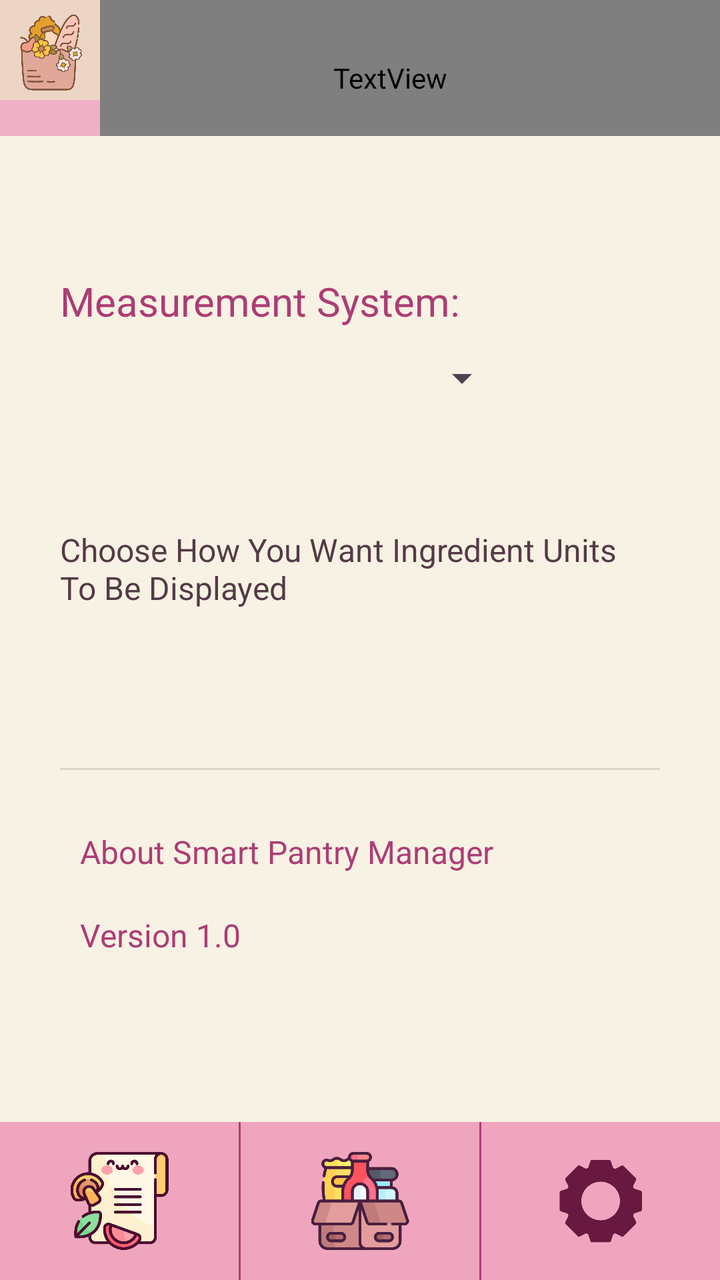
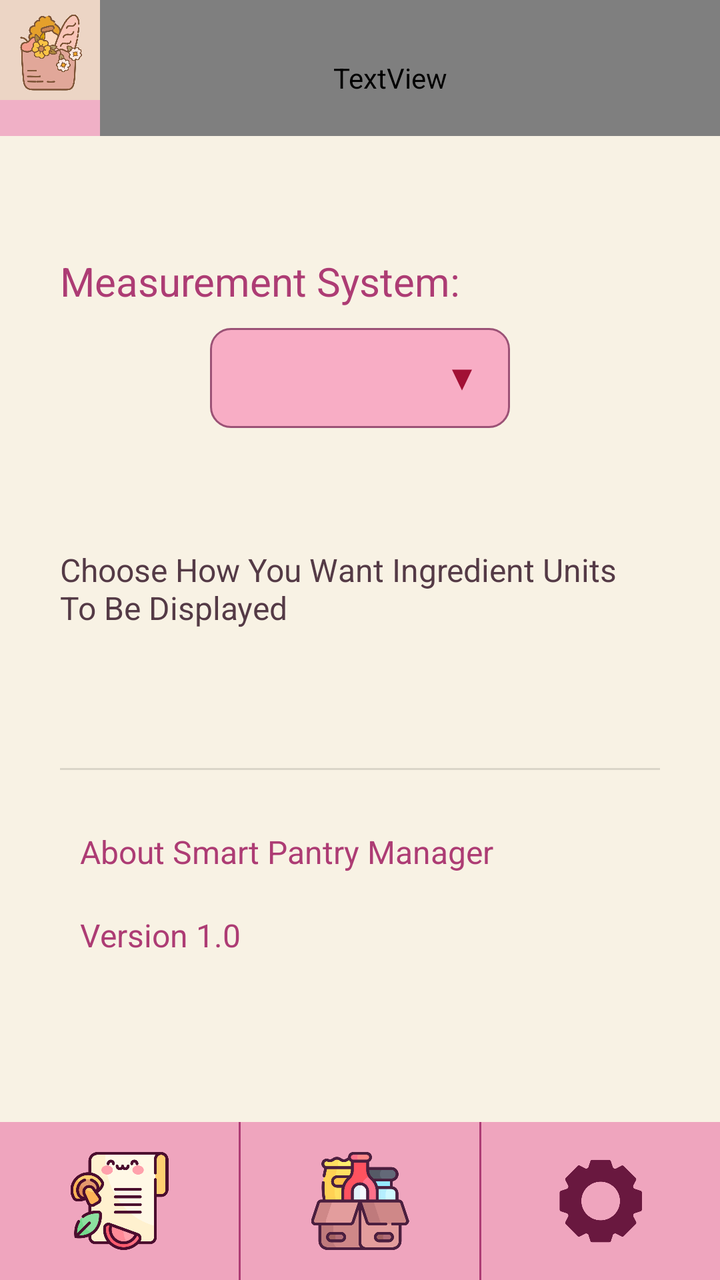

Compare the two renders of this Android layout. The source of the first and the diff that turns it into the second are given below.
<!-- AndroidManifest.xml: application theme Theme.SmartPantryManager -->
<!-- res/layout/activity_settings.xml -->
<?xml version="1.0" encoding="utf-8"?>
<LinearLayout xmlns:android="http://schemas.android.com/apk/res/android"
    android:id="@+id/settings_screen"
    android:background="#F8F2E4"
    android:orientation="vertical"
    xmlns:tools="http://schemas.android.com/tools"
    android:layout_width="match_parent"
    android:layout_height="match_parent"
    tools:context=".activities.SettingsActivity">

    <include
        android:id="@+id/header"
        layout="@layout/header_layout"/>

    <LinearLayout
        android:layout_width="match_parent"
        android:layout_height="0dp"
        android:layout_weight="1"
        android:orientation="vertical"
        android:padding="10dp">


        <LinearLayout
            android:layout_width="match_parent"
            android:layout_height="286dp"
            android:baselineAligned="false"
            android:gravity="center"
            android:orientation="vertical"
            android:padding="20dp">

            <TextView
                android:id="@+id/textView2"
                android:layout_width="match_parent"
                android:layout_height="wrap_content"
                android:text="@string/measurement_system_label"
                android:textAlignment="center"
                android:textColor="@color/body_text"
                android:textSize="20sp" />

            <Spinner
                android:id="@+id/measurement_spinner"
                android:layout_width="150dp"
                android:layout_height="50dp"
                android:textAlignment="center" />

            <TextView
                android:id="@+id/textView3"
                android:layout_width="match_parent"
                android:layout_height="wrap_content"
                android:layout_marginTop="50dp"
                android:text="@string/measurement_system_guidance"
                android:textAlignment="center"
                android:textColor="@color/settings_hint"
                android:textSize="16sp" />
        </LinearLayout>

        <LinearLayout
            android:layout_width="match_parent"
            android:layout_height="263dp"
            android:orientation="vertical"
            android:padding="20dp">

            <View
                android:id="@+id/divider3"
                android:layout_width="match_parent"
                android:layout_height="1dp"
                android:background="?android:attr/listDivider"
                android:foreground="@color/divider_background"
                android:padding="10dp" />

            <TextView
                android:id="@+id/textView4"
                android:layout_width="match_parent"
                android:layout_height="wrap_content"
                android:layout_margin="10dp"
                android:paddingTop="20dp"
                android:text="@string/about_spm"
                android:textAlignment="center"
                android:textColor="@color/body_text"
                android:textSize="16sp" />

            <TextView
                android:id="@+id/textView5"
                android:layout_width="match_parent"
                android:layout_height="wrap_content"
                android:layout_margin="10dp"
                android:text="@string/version"
                android:textAlignment="center"
                android:textColor="@color/body_text"
                android:textSize="16sp" />
        </LinearLayout>
    </LinearLayout>

    <include
        android:id="@+id/nav_bar"
        layout="@layout/nav_bar"/>

</LinearLayout>
<!-- res/layout/header_layout.xml (included above) -->
<?xml version="1.0" encoding="utf-8"?>
<LinearLayout xmlns:android="http://schemas.android.com/apk/res/android"
    android:id="@+id/header"
    android:layout_width="match_parent"
    android:layout_height="68dp"
    android:background="@color/title_bar_background"
    android:orientation="horizontal">

    <ImageView
        android:id="@+id/imageView"
        android:layout_width="40dp"
        android:layout_height="match_parent"
        android:layout_weight="1"
        android:contentDescription="@string/smart_pantry_logo"
        android:foregroundTint="#FEDE3692"
        android:scaleType="fitStart"
        android:src="@drawable/smart_pantry_logo" />

    <TextView
        android:id="@+id/header_title"
        android:layout_width="300dp"
        android:layout_height="match_parent"
        android:layout_weight="1"
        android:fontFamily="@font/calligraffitti"
        android:paddingTop="10dp"
        android:paddingEnd="20dp"
        android:text="@string/my_pantry"
        android:textAlignment="textEnd"
        android:textColor="@color/title_text"
        android:textIsSelectable="false"
        android:textSize="34sp"
        android:textStyle="bold" />

</LinearLayout>
<!-- res/layout/nav_bar.xml (included above) -->
<?xml version="1.0" encoding="utf-8"?>
<LinearLayout xmlns:android="http://schemas.android.com/apk/res/android"
    android:id="@+id/nav_bar"
    android:baselineAligned="false"
    android:orientation="horizontal"
    android:layout_width="match_parent"
    android:layout_height="79dp"
    android:background="@color/nav_bar_background">

    <LinearLayout
        android:id="@+id/recipe_tab"
        android:layout_width="0dp"
        android:layout_height="match_parent"
        android:layout_weight="1"
        android:clickable="true"
        android:focusable="true"
        android:contentDescription="@string/recipe_tab"
        android:orientation="vertical"
        android:padding="15dp">


        <ImageView
            android:id="@+id/imageView2"
            android:layout_width="match_parent"
            android:layout_height="wrap_content"
            android:contentDescription="@string/recipes"
            android:src="@drawable/recipe" />
    </LinearLayout>

    <View
        android:id="@+id/divider"
        android:layout_width="1dp"
        android:layout_height="match_parent"
        android:background="@color/divider_background"
        android:maxWidth="1dp"
        android:minWidth="1dp" />

    <LinearLayout
        android:id="@+id/pantry_tab"
        android:layout_width="0dp"
        android:layout_height="match_parent"
        android:layout_weight="1"
        android:clickable="true"
        android:focusable="true"
        android:contentDescription="@string/pantry_tab"
        android:orientation="vertical"
        android:padding="15dp">


        <ImageView
            android:id="@+id/imageView3"
            android:layout_width="match_parent"
            android:layout_height="wrap_content"
            android:contentDescription="@string/pantry"
            android:src="@drawable/pantry" />
    </LinearLayout>

    <View
        android:id="@+id/divider2"
        android:layout_width="1dp"
        android:layout_height="match_parent"
        android:background="@color/divider_background"
        android:maxWidth="1dp"
        android:minWidth="1dp" />

    <LinearLayout
        android:id="@+id/settings_tab"
        android:layout_width="0dp"
        android:layout_height="match_parent"
        android:layout_weight="1"
        android:clickable="true"
        android:focusable="true"
        android:contentDescription="@string/settings_tab"
        android:orientation="vertical"
        android:padding="15dp">

        <ImageView
            android:id="@+id/imageView4"
            android:layout_width="match_parent"
            android:layout_height="wrap_content"
            android:contentDescription="@string/settings"
            android:src="@drawable/settings" />
    </LinearLayout>

</LinearLayout>
<!-- resources referenced by this layout -->
<resources>
  <color name="body_text">#AD3C74</color>
  <color name="divider_background">#AD3C74</color>
  <color name="nav_bar_background">#EFA5BE</color>
  <color name="settings_hint">#543a46</color>
  <color name="title_bar_background">#F0B0C6</color>
  <color name="title_text">#BC2567</color>
  <!-- drawable pantry: png bitmap (drawable, 29431 bytes) -->
  <!-- drawable recipe: png bitmap (drawable, 45231 bytes) -->
  <!-- drawable settings: png bitmap (drawable, 16069 bytes) -->
  <!-- drawable smart_pantry_logo: png bitmap (drawable, 32805 bytes) -->
  <string name="about_spm">About Smart Pantry Manager</string>
  <string name="measurement_system_guidance">Choose How You Want Ingredient Units To Be Displayed</string>
  <string name="measurement_system_label">Measurement System:</string>
  <string name="my_pantry">My Pantry</string>
  <string name="pantry">Pantry</string>
  <string name="pantry_tab">Pantry Tab</string>
  <string name="recipe_tab">Recipe Tab</string>
  <string name="recipes">Recipes</string>
  <string name="settings">Settings</string>
  <string name="settings_tab">Settings Tab</string>
  <string name="smart_pantry_logo">Smart Pantry Logo</string>
  <string name="version">Version 1.0</string>
  <style name="Theme.SmartPantryManager" parent="Base.Theme.SmartPantryManager" />
  <style name="Base.Theme.SmartPantryManager" parent="Theme.Material3.DayNight.NoActionBar">
          
          
      </style>
</resources>

<!-- the commit's change to res/layout/activity_settings.xml (unified diff, before → after) -->
@@ -41,6 +41,8 @@
                 android:id="@+id/measurement_spinner"
                 android:layout_width="150dp"
                 android:layout_height="50dp"
+                android:background="@drawable/bg_spinner"
+                android:layout_margin="10dp"
                 android:textAlignment="center" />
 
             <TextView
<!-- resource entries referenced after the edit -->
@@ -6,6 +6,28 @@
   <color name="settings_hint">#543a46</color>
   <color name="title_bar_background">#F0B0C6</color>
   <color name="title_text">#BC2567</color>
+  <!-- drawable bg_spinner (drawable) -->
+  <?xml version="1.0" encoding="utf-8"?>
+  <selector xmlns:android="http://schemas.android.com/apk/res/android">
+  
+      <item>
+          <layer-list>
+              <item>
+                  <shape android:shape="rectangle">
+                      <solid android:color="@color/spinner_background"/>
+                      <padding android:right="12dp"
+                          android:left="12dp"/>
+                      <corners android:radius="10dp"/>
+                      <stroke android:width="1dp" android:color="@color/spinner_border"/>
+                  </shape>
+              </item>
+  
+              <item
+                  android:drawable="@drawable/outline_arrow_drop_down_24"
+                  android:gravity="end"/>
+          </layer-list>
+      </item>
+  </selector>
   <!-- drawable pantry: png bitmap (drawable, 29431 bytes) -->
   <!-- drawable recipe: png bitmap (drawable, 45231 bytes) -->
   <!-- drawable settings: png bitmap (drawable, 16069 bytes) -->
@@ -23,6 +45,14 @@
   <string name="smart_pantry_logo">Smart Pantry Logo</string>
   <string name="version">Version 1.0</string>
   <style name="Theme.SmartPantryManager" parent="Base.Theme.SmartPantryManager" />
+  <color name="spinner_background">#F8ADC5</color>
+  <color name="spinner_border">#9B5276</color>
+  <!-- drawable outline_arrow_drop_down_24 (drawable) -->
+  <vector xmlns:android="http://schemas.android.com/apk/res/android" android:height="24dp" android:tint="#A21035" android:viewportHeight="960" android:viewportWidth="960" android:width="24dp">
+        
+      <path android:fillColor="@android:color/white" android:pathData="M480,600L280,400L680,400L480,600Z"/>
+      
+  </vector>
   <style name="Base.Theme.SmartPantryManager" parent="Theme.Material3.DayNight.NoActionBar">
           
           
